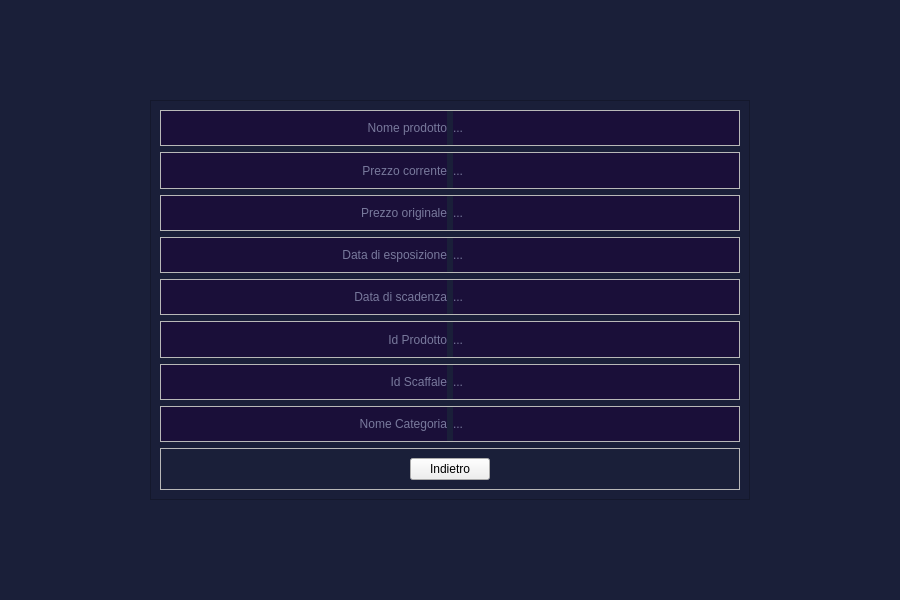
First picture: the form in NegozioDelUsatoPython/MVC/View/ClienteProprietarioViews/infoProdottoClienteProprietarioView.ui, repository LeonUrsu/NegozioDellUsato-ExamIS, before the edit.
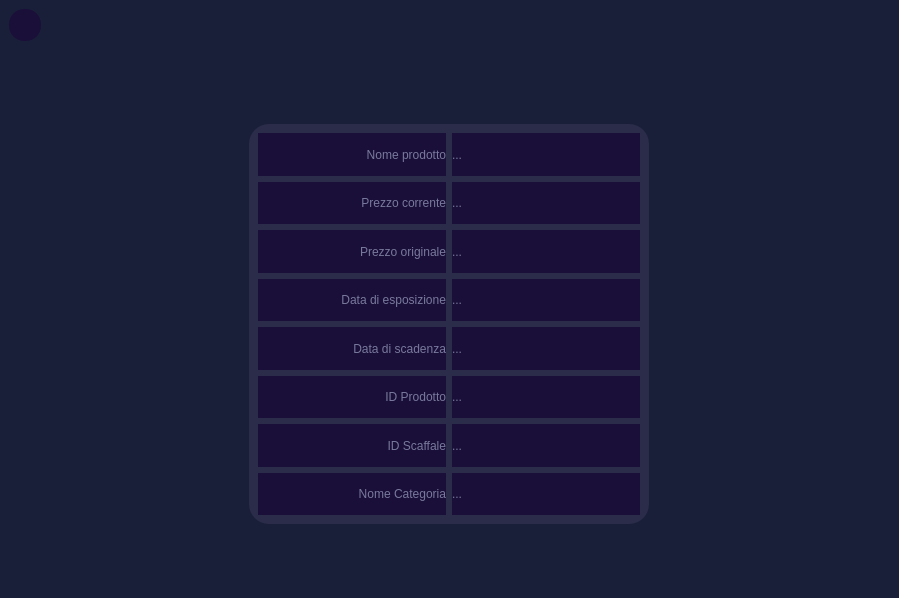
Second picture: the form after the edit. Icons and pictures are not drawn.

What changed in the file:
```diff
--- a/NegozioDelUsatoPython/MVC/View/ClienteProprietarioViews/infoProdottoClienteProprietarioView.ui
+++ b/NegozioDelUsatoPython/MVC/View/ClienteProprietarioViews/infoProdottoClienteProprietarioView.ui
@@ -6,35 +6,166 @@
    <rect>
     <x>0</x>
     <y>0</y>
-    <width>900</width>
-    <height>600</height>
+    <width>899</width>
+    <height>598</height>
    </rect>
   </property>
   <property name="windowTitle">
    <string>Form</string>
   </property>
   <property name="styleSheet">
-   <string notr="true">#Prodotti{
+   <string notr="true">#Prodotti,#frame_2{
 	background-color:#1a1f39;
 }
 QLabel{
 	color:#78799c;
 	background-color:#1a0f39;
-}</string>
+}
+*{
+color: #78799c;
+border: none;
+}
+*{	
+	color: #78799c;
+	border: none;
+}
+#indietroBtn:pressed{
+	background-color: rgba(26, 31, 57,150);
+}
+#indietroBtn{
+	background-color: #1a0f39;
+	border-radius: 15px;
+	padding : 10px 5px;
+	text-align:left;
+	color:#78799c;
+	font: 10pt &quot;Leelawadee UI&quot;;
+}
+#frame{
+	background-color: #2a2c49;
+	border-radius: 20px;
+}
+
+
+</string>
+  </property>
+  <layout class="QVBoxLayout" name="verticalLayout_2">
+   <property name="spacing">
+    <number>0</number>
+   </property>
+   <property name="leftMargin">
+    <number>0</number>
+   </property>
+   <property name="topMargin">
+    <number>0</number>
+   </property>
+   <property name="rightMargin">
+    <number>0</number>
+   </property>
+   <property name="bottomMargin">
+    <number>0</number>
+   </property>
+   <item alignment="Qt::AlignLeft|Qt::AlignTop">
+    <widget class="QFrame" name="topFrame">
+     <property name="frameShape">
+      <enum>QFrame::StyledPanel</enum>
+     </property>
+     <property name="frameShadow">
+      <enum>QFrame::Raised</enum>
+     </property>
+     <layout class="QHBoxLayout" name="horizontalLayout">
+      <property name="spacing">
+       <number>6</number>
+      </property>
+      <property name="leftMargin">
+       <number>9</number>
+      </property>
+      <property name="topMargin">
+       <number>9</number>
+      </property>
+      <property name="rightMargin">
+       <number>9</number>
+      </property>
+      <property name="bottomMargin">
+       <number>9</number>
+      </property>
+      <item alignment="Qt::AlignLeft">
+       <widget class="QPushButton" name="indietroBtn">
+        <property name="minimumSize">
+         <size>
+          <width>32</width>
+          <height>32</height>
+         </size>
+        </property>
+        <property name="maximumSize">
+         <size>
+          <width>32</width>
+          <height>32</height>
+         </size>
+        </property>
+        <property name="cursor">
+         <cursorShape>PointingHandCursor</cursorShape>
+        </property>
+        <property name="text">
+         <string/>
+        </property>
+        <property name="icon">
+         <iconset resource="../resources.qrc">
+          <normaloff>:/purpleIcons/assets/#78799c(purple) icons/arrow-left.svg</normaloff>:/purpleIcons/assets/#78799c(purple) icons/arrow-left.svg</iconset>
+        </property>
+        <property name="iconSize">
+         <size>
+          <width>24</width>
+          <height>24</height>
+         </size>
+        </property>
+       </widget>
+      </item>
+     </layout>
+    </widget>
+   </item>
+   <item>
+    <widget class="QFrame" name="frame_2">
+     <property name="sizePolicy">
+      <sizepolicy hsizetype="Preferred" vsizetype="Expanding">
+       <horstretch>0</horstretch>
+       <verstretch>0</verstretch>
+      </sizepolicy>
+     </property>
+     <property name="minimumSize">
+      <size>
+       <width>2</width>
+       <height>0</height>
+      </size>
+     </property>
+     <property name="frameShape">
+      <enum>QFrame::StyledPanel</enum>
+     </property>
+     <property name="frameShadow">
+      <enum>QFrame::Raised</enum>
   </property>
   <layout class="QHBoxLayout" name="horizontalLayout_10">
    <item>
     <widget class="QFrame" name="frame">
+        <property name="sizePolicy">
+         <sizepolicy hsizetype="Preferred" vsizetype="Preferred">
+          <horstretch>40</horstretch>
+          <verstretch>0</verstretch>
+         </sizepolicy>
+        </property>
+        <property name="minimumSize">
+         <size>
+          <width>400</width>
+          <height>400</height>
+         </size>
+        </property>
      <property name="maximumSize">
       <size>
-       <width>600</width>
+          <width>400</width>
        <height>400</height>
       </size>
      </property>
      <property name="styleSheet">
-      <string notr="true">#frame{
-	background-color:#1a1f39;
-}</string>
+         <string notr="true"/>
      </property>
      <property name="frameShape">
       <enum>QFrame::StyledPanel</enum>
@@ -290,7 +421,7 @@
          <item>
           <widget class="QLabel" name="label_18">
            <property name="text">
-            <string>Id Prodotto</string>
+               <string>ID Prodotto</string>
            </property>
            <property name="alignment">
             <set>Qt::AlignRight|Qt::AlignTrailing|Qt::AlignVCenter</set>
@@ -334,7 +465,7 @@
          <item>
           <widget class="QLabel" name="label_6">
            <property name="text">
-            <string>Id Scaffale</string>
+               <string>ID Scaffale</string>
            </property>
            <property name="alignment">
             <set>Qt::AlignRight|Qt::AlignTrailing|Qt::AlignVCenter</set>
@@ -393,28 +524,6 @@
           </widget>
          </item>
         </layout>
-       </widget>
-      </item>
-      <item>
-       <widget class="QFrame" name="frame_2">
-        <property name="frameShape">
-         <enum>QFrame::StyledPanel</enum>
-        </property>
-        <property name="frameShadow">
-         <enum>QFrame::Raised</enum>
-        </property>
-        <layout class="QHBoxLayout" name="horizontalLayout">
-         <item>
-          <widget class="QPushButton" name="indietroBtn">
-           <property name="maximumSize">
-            <size>
-             <width>80</width>
-             <height>30</height>
-            </size>
-           </property>
-           <property name="text">
-            <string>Indietro</string>
-           </property>
           </widget>
          </item>
         </layout>
```
Lines whose indentation alone changed are shown as unchanged.
